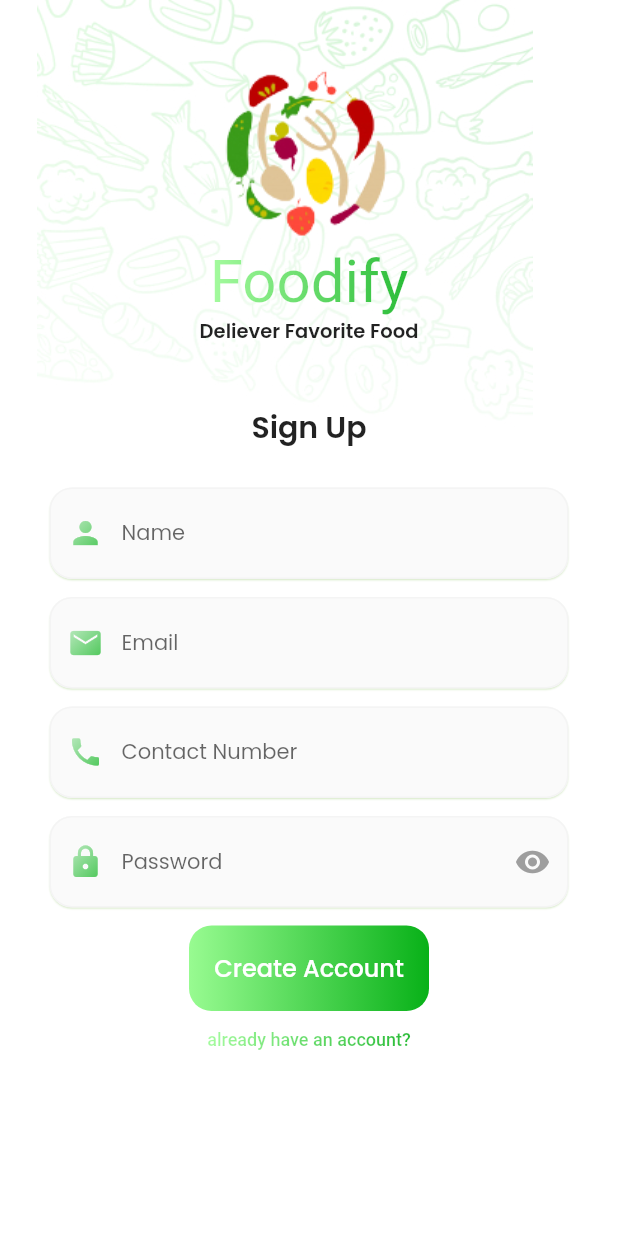
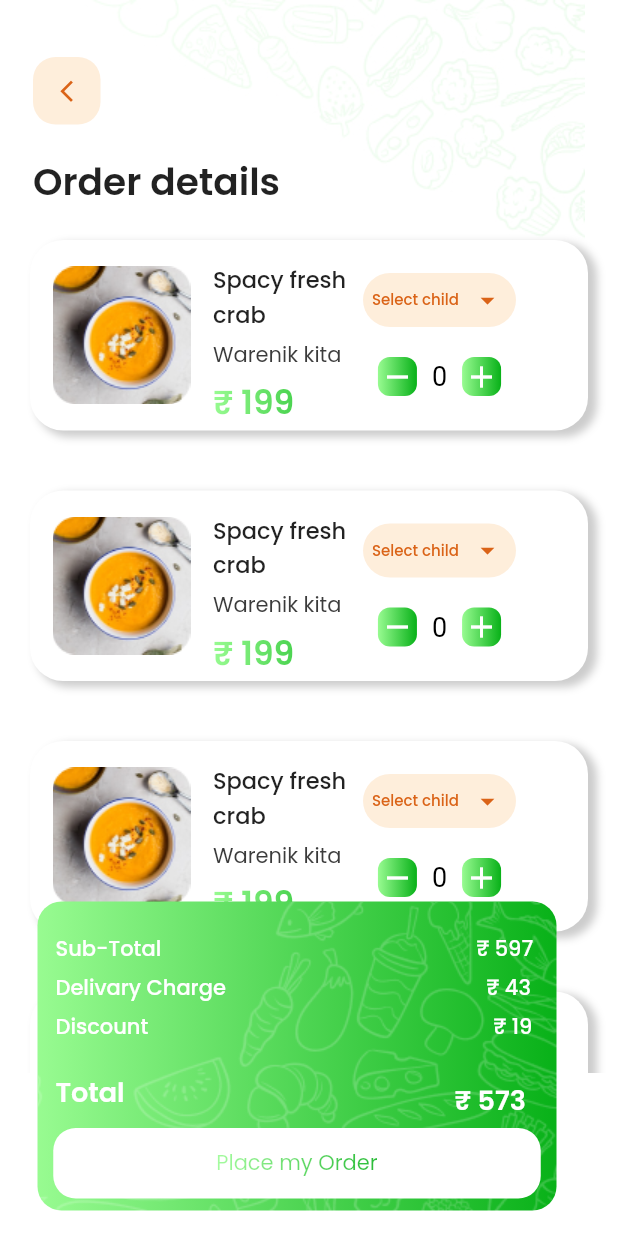
Before and after one commit to The-Robotics-Forum/flutter-ui-templates, a Flutter app: the screen it shows after launch, on a phone screen of 412 x 824 dp. Run offline on Flutter 3.47's test engine with Material 2 defaults, Android fonts, the phone set to English and light mode, and no system bars; drawn by our look-alikes of flutter_slidable; our stand-ins replace animated_splash_screen, battery_plus, carousel_slider, fl_chart, flutter_map, flutter_spinkit and 16 more; missing offline and left inert: battery_indicator, flutter_settings_ui, qr_code_scanner, tab_container, torch_light; Roboto replaces fonts that are missing (Viga); project files that could hold a hidden picture were left out.

Commit message:
Order Page (#132)
* #121 Fixed Registration Page - II

* #125 Fixed Order List

* Update order_page.dart

```diff
--- /dev/null
+++ b/projects/canteen_app/lib/Screen/order_page.dart
@@ -0,0 +1,417 @@
+import 'package:flutter/material.dart';
+import 'package:google_fonts/google_fonts.dart';
+import 'package:flutter_slidable/flutter_slidable.dart';
+
+class OrderPageScreen extends StatefulWidget {
+  const OrderPageScreen({Key? key}) : super(key: key);
+
+  @override
+  State<OrderPageScreen> createState() => _OrderPageScreenState();
+}
+
+class _OrderPageScreenState extends State<OrderPageScreen> {
+  List<Widget> OrderList = [
+    OrderCard(),
+    OrderCard(),
+    OrderCard(),
+    OrderCard(),
+    OrderCard(),
+    OrderCard(),
+  ];
+
+  @override
+  Widget build(BuildContext context) {
+    return Scaffold(
+      backgroundColor: Color(0xFFFFFFFF),
+      body: SafeArea(
+        child: Stack(children: [
+          Image(image: AssetImage('assets/Pattern2.jpg')),
+          Column(
+            crossAxisAlignment: CrossAxisAlignment.start,
+            children: [
+              Padding(
+                padding: const EdgeInsets.only(top: 38.0, left: 22),
+                child: GestureDetector(
+                  onTap: () {
+                    Navigator.pop(context);
+                  },
+                  child: Container(
+                    height: 45,
+                    width: 45,
+                    decoration: BoxDecoration(
+                      borderRadius: BorderRadius.circular(15),
+                      color: Color(0xFFF9A84D).withOpacity(0.2),
+                    ),
+                    child: const Icon(
+                      Icons.arrow_back_ios_new_outlined,
+                      size: 17,
+                      color: Color(0xFFDA6317),
+                    ),
+                  ),
+                ),
+              ),
+              Padding(
+                padding: const EdgeInsets.only(top: 20.0, left: 22),
+                child: Text(
+                  'Order details',
+                  style: GoogleFonts.poppins(fontSize: 25, fontWeight: FontWeight.w600),
+                ),
+              ),
+              Container(
+                height: 575,
+                child: ListView.builder(
+                    itemCount: OrderList.length,
+                    itemBuilder: (context, index) {
+                      return Padding(
+                        padding: EdgeInsets.all(20.0),
+                        child: Slidable(
+                            endActionPane: ActionPane(
+                              motion: StretchMotion(),
+                              children: [
+                                SlidableAction(
+                                  onPressed: (context) {
+                                    setState(() {
+                                      OrderList.remove(OrderList[index]);
+                                    });
+                                  },
+                                  icon: Icons.delete_outline_rounded,
+                                  foregroundColor: Colors.white,
+                                  label: '',
+                                  backgroundColor: Color(0xFFFEAD1D),
+                                  borderRadius: BorderRadius.only(topRight: Radius.circular(22), bottomRight: Radius.circular(22.0)),
+                                ),
+                              ],
+                            ),
+                            child: OrderCard()),
+                      );
+                    }),
+              ),
+            ],
+          ),
+          Positioned(
+            bottom: 2,
+            left: 10,
+            child: Padding(
+              padding: const EdgeInsets.all(15.0),
+              child: Container(
+                height: 206,
+                width: 346,
+                decoration: BoxDecoration(
+                    borderRadius: BorderRadius.circular(16),
+                    gradient: const LinearGradient(colors: [
+                      Color(0xFF98FB91),
+                      Color(0xFF08B118),
+                    ])),
+                child: Stack(
+                  children: [
+                    Image(image: AssetImage('assets/Pattern3.png')),
+                    Column(
+                      children: [
+                        Row(
+                          children: [
+                            Padding(
+                              padding: const EdgeInsets.only(left: 12.0, top: 21),
+                              child: Text(
+                                'Sub-Total',
+                                style: GoogleFonts.poppins(fontSize: 14, fontWeight: FontWeight.w500, color: Colors.white),
+                              ),
+                            ),
+                            Padding(
+                              padding: const EdgeInsets.only(left: 210.0, top: 21),
+                              child: Text(
+                                '\u{20B9} 597',
+                                style: GoogleFonts.poppins(fontSize: 14, fontWeight: FontWeight.w500, color: Colors.white),
+                              ),
+                            ),
+                          ],
+                        ),
+                        Row(
+                          children: [
+                            Padding(
+                              padding: const EdgeInsets.only(left: 12.0,top: 5),
+                              child: Text(
+                                'Delivary Charge ',
+                                style: GoogleFonts.poppins(fontSize: 14, fontWeight: FontWeight.w500, color: Colors.white),
+                              ),
+                            ),
+                            Padding(
+                              padding: const EdgeInsets.only(left: 170.0, top: 5),
+                              child: Text(
+                                '\u{20B9} 43',
+                                style: GoogleFonts.poppins(fontSize: 14, fontWeight: FontWeight.w500, color: Colors.white),
+                              ),
+                            ),
+                          ],
+                        ),
+                        Row(
+                          children: [
+                            Padding(
+                              padding: const EdgeInsets.only(left: 12.0, top: 5),
+                              child: Text(
+                                'Discount',
+                                style: GoogleFonts.poppins(fontSize: 14, fontWeight: FontWeight.w500, color: Colors.white),
+                              ),
+                            ),
+                            Padding(
+                              padding: const EdgeInsets.only(left: 230.0, top: 5),
+                              child: Text(
+                                '\u{20B9} 19',
+                                style: GoogleFonts.poppins(fontSize: 14, fontWeight: FontWeight.w500, color: Colors.white),
+                              ),
+                            ),
+                          ],
+                        ),
+                        Row(
+                          children: [
+                            Padding(
+                              padding: const EdgeInsets.only(left: 12.0, top: 14),
+                              child: Text(
+                                'Total',
+                                style: GoogleFonts.poppins(fontSize: 18, fontWeight: FontWeight.w600, color: Colors.white),
+                              ),
+                            ),
+                            Padding(
+                              padding: const EdgeInsets.only(left: 220.0, top: 25),
+                              child: Text(
+                                '\u{20B9} 573',
+                                style: GoogleFonts.poppins(fontSize: 18, fontWeight: FontWeight.w600, color: Colors.white),
+                              ),
+                            ),
+                          ],
+                        ),
+                        SizedBox(
+                          height: 5,
+                        ),
+                        Container(
+                          height: 47,
+                          width: 325,
+                          alignment: Alignment.center,
+                          decoration: BoxDecoration(
+                            color: Colors.white,
+                            borderRadius: BorderRadius.circular(15)
+                          ),
+                          child: GradientText(
+                            'Place my Order',
+                            gradient:  const LinearGradient(colors: [
+                          Color(0xFF98FB91),
+                            Color(0xFF08B118),
+                            ]),
+                            style: GoogleFonts.poppins(fontSize: 14,fontWeight: FontWeight.w400) ,
+                          ),
+                        )
+                      ],
+                    )
+                  ],
+                ),
+              ),
+            ),
+          ),
+        ]),
+      ),
+    );
+  }
+}
+
+class OrderCard extends StatefulWidget {
+  const OrderCard({Key? key}) : super(key: key);
+
+  @override
+  State<OrderCard> createState() => _OrderCardState();
+}
+
+class _OrderCardState extends State<OrderCard> {
+  int _count1 = 0;
+
+  void increment() {
+    setState(() {
+      _count1++;
+    });
+  }
+
+  void decrement() {
+    setState(() {
+      _count1--;
+    });
+  }
+
+  final List _items = ['1', '2', '3'];
+  var SelectedItem;
+  @override
+  Widget build(BuildContext context) {
+    return Container(
+      height: 127,
+      width: 347,
+      decoration: BoxDecoration(
+          color: Colors.white,
+          borderRadius: BorderRadius.circular(22),
+          boxShadow: [BoxShadow(color: Colors.black.withOpacity(0.2), spreadRadius: 1, blurRadius: 4, offset: Offset(5, 3))]),
+      child: Row(
+        children: [
+          const Padding(
+            padding: EdgeInsets.all(15.0),
+            child: Center(
+              child: Image(
+                image: AssetImage('assets/Menu_Photo.png'),
+              ),
+            ),
+          ),
+          Column(
+            children: [
+              Padding(
+                padding: const EdgeInsets.only(top: 15.0),
+                child: SizedBox(
+                  width: 100,
+                  child: Text(
+                    'Spacy fresh crab',
+                    style: GoogleFonts.poppins(fontSize: 15, fontWeight: FontWeight.w500),
+                  ),
+                ),
+              ),
+              Padding(
+                padding: const EdgeInsets.only(top: 5.0),
+                child: SizedBox(
+                  width: 100,
+                  child: Text(
+                    'Warenik kita',
+                    style: GoogleFonts.poppins(fontSize: 14, fontWeight: FontWeight.w400, color: Color(0xFF3B3B3B)),
+                  ),
+                ),
+              ),
+              Padding(
+                padding: const EdgeInsets.only(top: 5.0),
+                child: SizedBox(
+                  width: 100,
+                  child: GradientText(
+                    '\u{20B9} 199',
+                    style: GoogleFonts.poppins(fontSize: 22, fontWeight: FontWeight.w600, color: Color(0xFF3B3B3B)),
+                    gradient: const LinearGradient(colors: [
+                      Color(0xFF98FB91),
+                      Color(0xFF08B118),
+                    ]),
+                  ),
+                ),
+              ),
+            ],
+          ),
+          Column(
+            children: [
+              Padding(
+                padding: const EdgeInsets.only(top: 22.0),
+                child: Container(
+                  width: 102,
+                  height: 36,
+                  padding: const EdgeInsets.all(6),
+                  decoration: BoxDecoration(
+                    borderRadius: BorderRadius.circular(22.0),
+                    color: Color(0xFFF9A84D).withOpacity(0.2),
+                  ),
+                  child: DropdownButton(
+                    value: SelectedItem,
+                    items: _items
+                        .map((child) => DropdownMenuItem(
+                              value: child,
+                              child: Padding(
+                                padding: const EdgeInsets.only(left: 20),
+                                child: Text(child),
+                              ),
+                            ))
+                        .toList(),
+                    onChanged: (value) {
+                      setState(() {
+                        SelectedItem = value;
+                      });
+                    },
+                    icon: const Padding(
+                      padding: EdgeInsets.only(right: 2.0),
+                      child: Icon(Icons.arrow_drop_down, size: 22, color: Color(0xFFDA6317)),
+                    ),
+                    isExpanded: true,
+                    hint: Text(
+                      'Select child',
+                      style: GoogleFonts.poppins(fontSize: 10, fontWeight: FontWeight.w500, color: Color(0xFFDA6317)),
+                    ),
+                    underline: const SizedBox(),
+                  ),
+                ),
+              ),
+              SizedBox(
+                height: 20,
+              ),
+              Row(
+                children: [
+                  Container(
+                    height: 26,
+                    width: 26,
+                    decoration: BoxDecoration(
+                        borderRadius: BorderRadius.circular(8),
+                        gradient: const LinearGradient(colors: [
+                          Color(0xFF98FB91),
+                          Color(0xFF08B118),
+                        ])),
+                    child: GestureDetector(
+                      onTap: decrement,
+                      child: Icon(
+                        Icons.remove,
+                        color: Colors.white,
+                      ),
+                    ),
+                  ),
+                  SizedBox(
+                    width: 10,
+                  ),
+                  Text(
+                    '${_count1}',
+                    style: const TextStyle(color: Colors.black, fontSize: 18),
+                  ),
+                  SizedBox(
+                    width: 10,
+                  ),
+                  Container(
+                    height: 26,
+                    width: 26,
+                    decoration: BoxDecoration(
+                        borderRadius: BorderRadius.circular(8),
+                        gradient: const LinearGradient(colors: [
+                          Color(0xFF98FB91),
+                          Color(0xFF08B118),
+                        ])),
+                    child: GestureDetector(
+                      onTap: increment,
+                      child: Icon(
+                        Icons.add,
+                        color: Colors.white,
+                      ),
+                    ),
+                  ),
+                ],
+              ),
+            ],
+          )
+        ],
+      ),
+    );
+  }
+}
+
+class GradientText extends StatelessWidget {
+  const GradientText(
+    this.text, {
+    required this.gradient,
+    this.style,
+  });
+
+  final String text;
+  final TextStyle? style;
+  final Gradient gradient;
+
+  @override
+  Widget build(BuildContext context) {
+    return ShaderMask(
+      blendMode: BlendMode.srcIn,
+      shaderCallback: (bounds) => gradient.createShader(
+        Rect.fromLTWH(0, 0, bounds.width, bounds.height),
+      ),
+      child: Text(text, style: style),
+    );
+  }
+}
--- a/projects/canteen_app/lib/main.dart
+++ b/projects/canteen_app/lib/main.dart
@@ -1,4 +1,5 @@
 import 'package:canteen_app/Screen/Register/registrationScreen.dart';
+import 'package:canteen_app/Screen/order_page.dart';
 import 'package:canteen_app/dashboard.dart';
 import 'package:flutter/material.dart';
 
@@ -18,7 +19,7 @@ class MyApp extends StatelessWidget {
         primarySwatch: Colors.blue,
       ),
       debugShowCheckedModeBanner: false,
-      home: const RegisterScreen(),
+      home: const OrderPageScreen(),
     );
   }
 }
--- a/projects/canteen_app/pubspec.yaml
+++ b/projects/canteen_app/pubspec.yaml
@@ -36,6 +36,7 @@ dependencies:
   cupertino_icons: ^1.0.2
   google_fonts: ^3.0.1
   image_picker: ^0.8.5+3
+  flutter_slidable: ^2.0.0
 
 
 dev_dependencies:
```
Also changed, not shown: projects/canteen_app/assets/Menu_Photo.png (added), projects/canteen_app/assets/Pattern3.png (added), projects/canteen_app/pubspec.lock.
